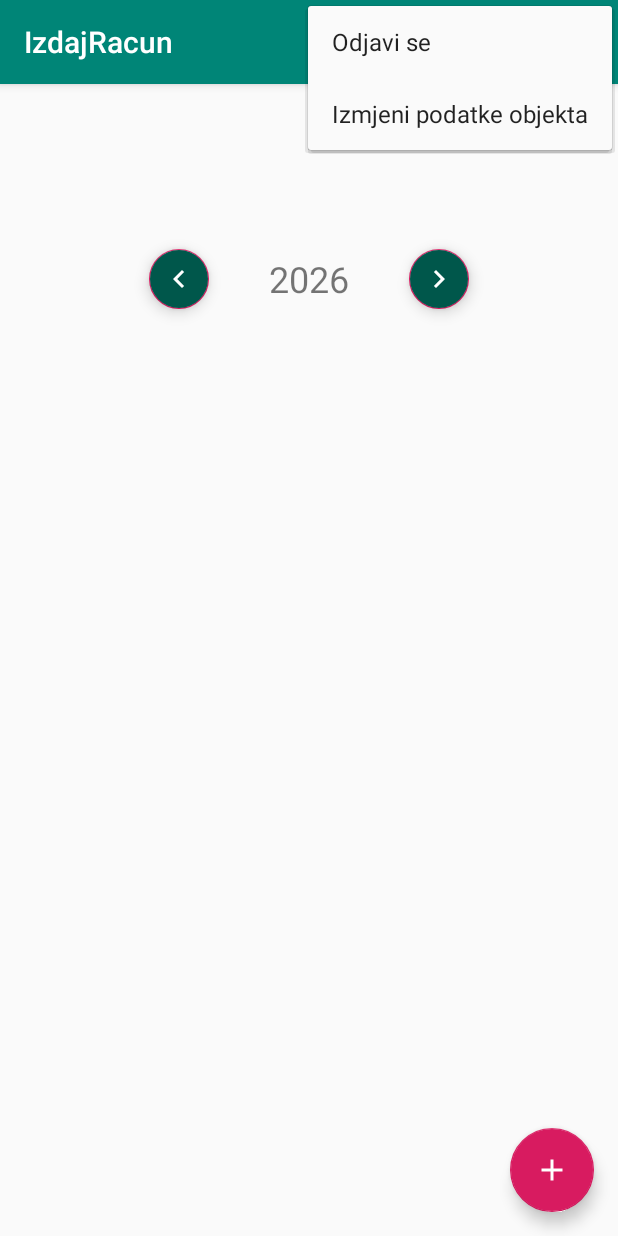
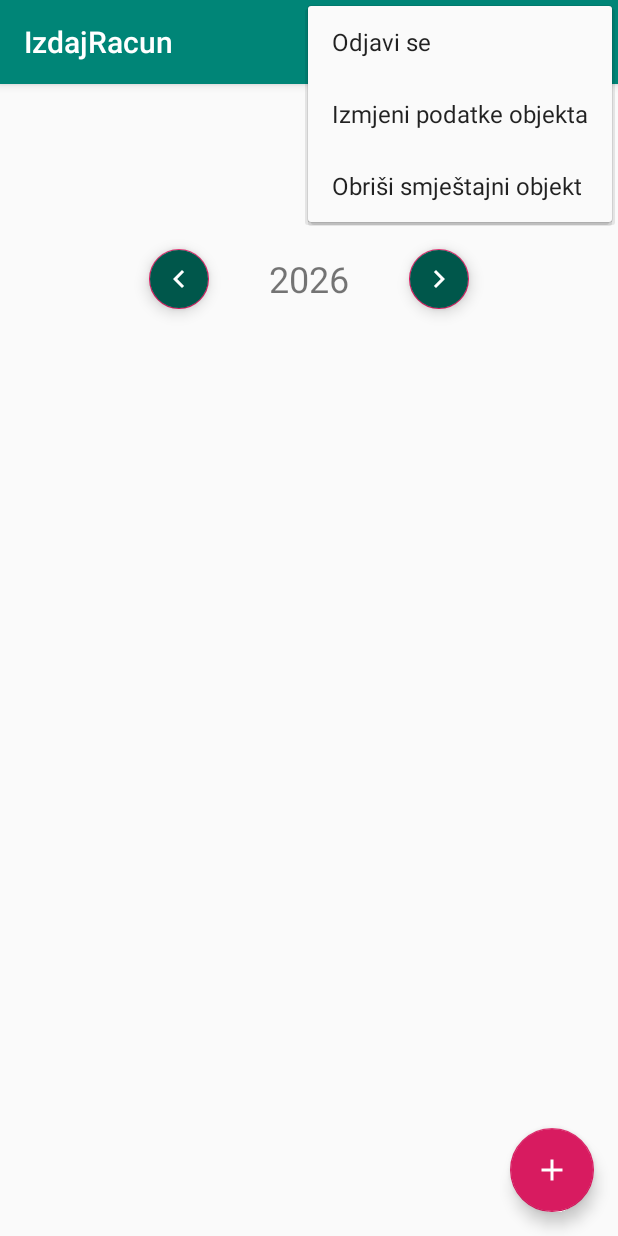
Before and after one commit to m-ladis/IzdajRacun, an Android app: the PropertyDashboardFragment screen opened through its navigation route, with the options menu open, on a phone screen of 412 x 824 dp. Run offline under Robolectric (Android 15) with nearby library versions, the phone set to English and light mode, and no system bars; our stand-ins replace Room's generated code; 4 statements that could not run were skipped.

```diff
--- a/app/src/main/java/hr/ml/izdajracun/view/PropertyDashboardFragment.java
+++ b/app/src/main/java/hr/ml/izdajracun/view/PropertyDashboardFragment.java
@@ -33,6 +33,7 @@ public class PropertyDashboardFragment extends Fragment implements View.OnClickL
 
     private static final String TAG = "PropertyDashboard";
     private static final int editMenuItemId = 1000;
+    private static final int deleteAllIMenutemId = 1001;
 
     private RentalPropertyInfo propertyInfo;
 
@@ -119,6 +120,7 @@ public class PropertyDashboardFragment extends Fragment implements View.OnClickL
         super.onCreateOptionsMenu(menu, inflater);
 
         menu.add(Menu.NONE, editMenuItemId, Menu.NONE, R.string.edit_property_info_menu_item);
+        menu.add(Menu.NONE, deleteAllIMenutemId, Menu.NONE, R.string.delete_all_property_info_menu_item);
     }
 
     @Override
@@ -131,6 +133,11 @@ public class PropertyDashboardFragment extends Fragment implements View.OnClickL
 
             NavHostFragment.findNavController(this)
                     .navigate(R.id.action_propertyDashboard_to_addPropertyFregment, bundle);
+        } else if(item.getItemId() == deleteAllIMenutemId){
+            propertyDashboardViewModel.deleteAllPropertyData(propertyInfo);
+
+            NavHostFragment.findNavController(this)
+                    .navigate(R.id.action_propertyDashboard_to_propertiesFragment);
         }
         return true;
     }
--- a/app/src/main/java/hr/ml/izdajracun/viewmodel/InvoiceViewModel.java
+++ b/app/src/main/java/hr/ml/izdajracun/viewmodel/InvoiceViewModel.java
@@ -62,9 +62,9 @@ public class InvoiceViewModel extends AndroidViewModel {
     }
 
     public boolean isInvoiceDataValid(String invoiceNumber, String customerName, String quantity,
-                                       String unitPrice, String totalPrice, String description) {
+                                       String unitPrice, String totalPrice, String date) {
         if(InputFieldValidator.isAnyStringEmpty(invoiceNumber, customerName, quantity, unitPrice,
-                totalPrice)){
+                totalPrice, date)){
 
             dataValidationStatus.setValue(DataValidationStatus.DATA_HAS_EMPTY_FIELD);
             return false;
--- a/app/src/main/java/hr/ml/izdajracun/viewmodel/PropertyDashboardViewModel.java
+++ b/app/src/main/java/hr/ml/izdajracun/viewmodel/PropertyDashboardViewModel.java
@@ -10,7 +10,9 @@ import androidx.lifecycle.MutableLiveData;
 import java.util.List;
 
 import hr.ml.izdajracun.model.entity.Invoice;
+import hr.ml.izdajracun.model.entity.RentalPropertyInfo;
 import hr.ml.izdajracun.repository.InvoiceRepository;
+import hr.ml.izdajracun.repository.RentalPropertyInfoRepository;
 import hr.ml.izdajracun.utils.CustomTimeUtils;
 
 public class PropertyDashboardViewModel extends AndroidViewModel {
@@ -19,11 +21,13 @@ public class PropertyDashboardViewModel extends AndroidViewModel {
     public LiveData<List<Invoice>> invoices;
 
     private InvoiceRepository invoiceRepository;
+    private RentalPropertyInfoRepository propertyInfoRepository;
 
     public PropertyDashboardViewModel(@NonNull Application application) {
         super(application);
 
         invoiceRepository = new InvoiceRepository(application);
+        propertyInfoRepository = new RentalPropertyInfoRepository(application);
 
         int year = CustomTimeUtils.getCurrentYear();
 
@@ -35,6 +39,10 @@ public class PropertyDashboardViewModel extends AndroidViewModel {
         invoices = invoiceRepository.getAllInvoicesInYear(selectedYear.getValue());
     }
 
+    public void deleteAllPropertyData(RentalPropertyInfo propertyInfo){
+        propertyInfoRepository.delete(propertyInfo);
+    }
+
     public void incrementYear(){
         selectedYear.setValue(selectedYear.getValue() + 1);
     }
--- a/app/src/main/res/navigation/izdaj_racun_navigation.xml
+++ b/app/src/main/res/navigation/izdaj_racun_navigation.xml
@@ -50,6 +50,11 @@
         <action
             android:id="@+id/action_propertyDashboard_to_invoiceFragment"
             app:destination="@id/invoiceFragment" />
+        <action
+            android:id="@+id/action_propertyDashboard_to_propertiesFragment"
+            app:destination="@id/propertiesFragment"
+            app:popUpTo="@+id/propertiesFragment"
+            app:popUpToInclusive="true" />
     </fragment>
     <fragment
         android:id="@+id/invoiceFragment"
--- a/app/src/main/res/values/strings.xml
+++ b/app/src/main/res/values/strings.xml
@@ -24,6 +24,7 @@
     <string name="hello_property_dashboard_fragment">Hello property dashboard fragment</string>
 
     <string name="edit_property_info_menu_item">Izmjeni podatke objekta</string>
+    <string name="delete_all_property_info_menu_item">Obriši smještajni objekt</string>
     <string name="invoice_number_label">Broj računa</string>
     <string name="customer_name_hint">Puni naziv unajmitelja usluge</string>
     <string name="quantity_label">Broj noćenja :</string>
```
Also changed, not shown: app/src/main/java/hr/ml/izdajracun/view/InvoiceFragment.java (+5 -3 lines).
